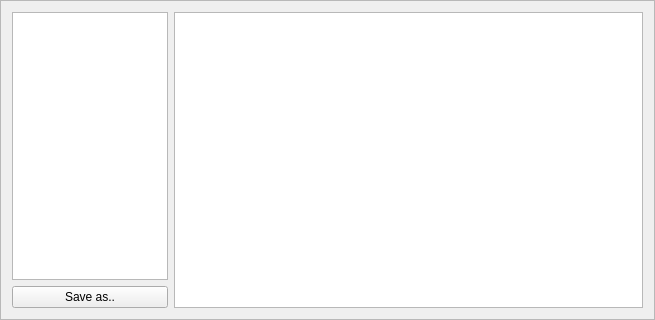
polmonso/superannotator, file regionlistframe.ui: the form before one commit.
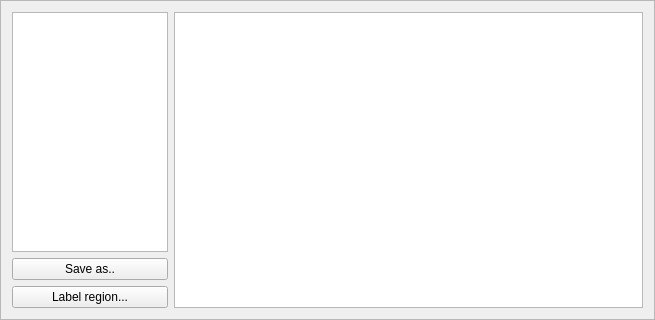
The form after the commit.

Commit message: Added labeling with regionlistframe + speed up

```diff
--- a/regionlistframe.ui
+++ b/regionlistframe.ui
@@ -50,6 +50,13 @@
          </property>
         </widget>
        </item>
+       <item>
+        <widget class="QPushButton" name="butLabelRegion">
+         <property name="text">
+          <string>Label region...</string>
+         </property>
+        </widget>
+       </item>
       </layout>
      </item>
      <item>
```
The commit also changes 4 other files.
